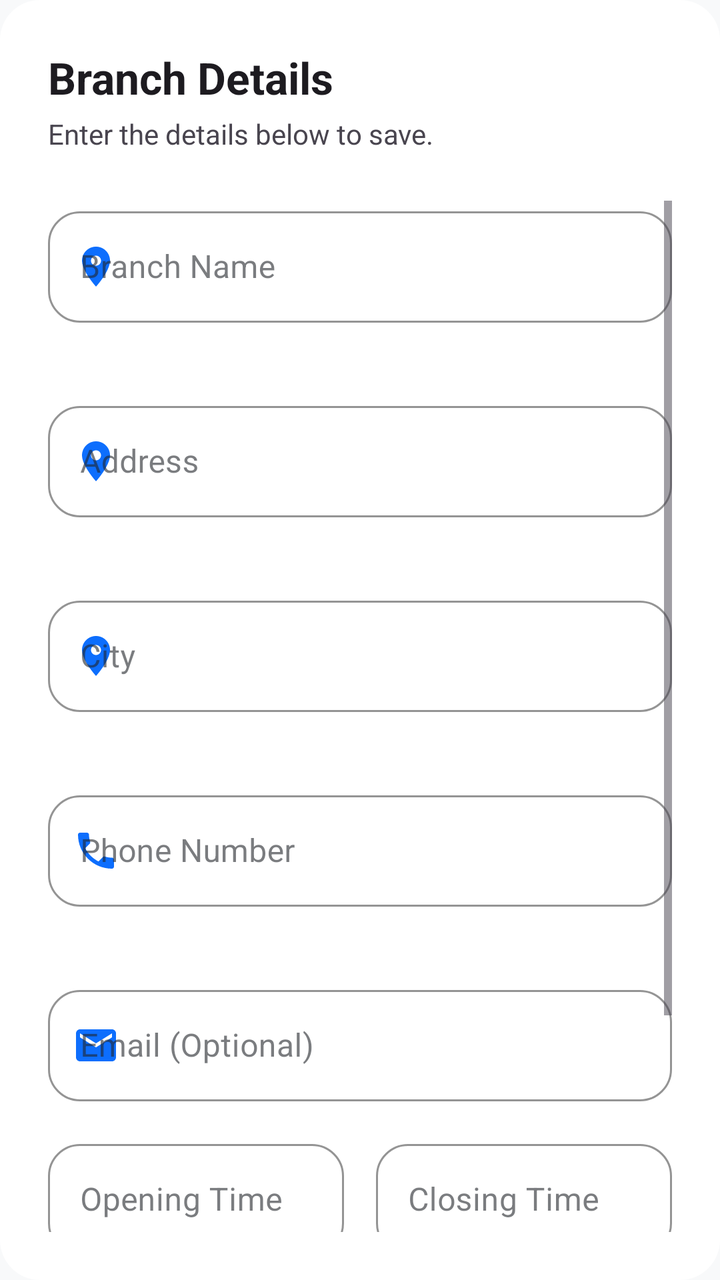
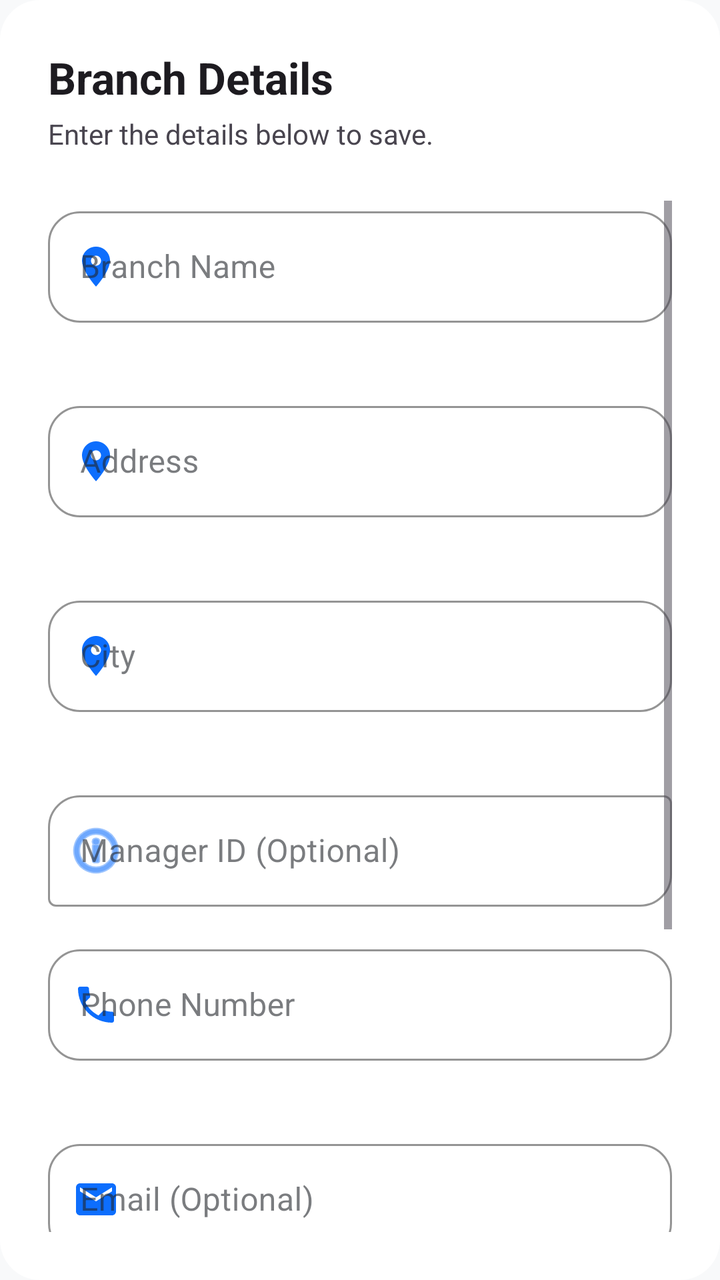

Two renders of the same Android screen: before a commit and after it. Below are the layout's source before the change and the commit's diff.
<!-- AndroidManifest.xml: application theme Theme.TECHFIX -->
<!-- res/layout/dialog_branch_form.xml -->
<?xml version="1.0" encoding="utf-8"?>
<LinearLayout xmlns:android="http://schemas.android.com/apk/res/android"
    xmlns:app="http://schemas.android.com/apk/res-auto"
    android:layout_width="match_parent"
    android:layout_height="wrap_content"
    android:orientation="vertical"
    android:padding="24dp"
    android:background="@drawable/bg_dialog">

    <TextView
        android:id="@+id/tv_form_title"
        android:layout_width="match_parent"
        android:layout_height="wrap_content"
        android:text="Branch Details"
        android:textSize="22sp"
        android:textStyle="bold"
        android:textColor="?android:attr/textColorPrimary"/>
        
    <TextView
        android:layout_width="match_parent"
        android:layout_height="wrap_content"
        android:text="Enter the details below to save."
        android:textSize="14sp"
        android:textColor="?android:attr/textColorSecondary"
        android:layout_marginTop="4dp"
        android:layout_marginBottom="24dp"/>

    <ScrollView android:layout_width="match_parent" android:layout_height="wrap_content"
        android:fillViewport="true">
        
        <LinearLayout
            android:layout_width="match_parent"
            android:layout_height="wrap_content"
            android:orientation="vertical">

            <com.google.android.material.textfield.TextInputLayout
                android:id="@+id/til_branch_name"
                style="@style/Widget.MaterialComponents.TextInputLayout.OutlinedBox"
                android:layout_width="match_parent"
                android:layout_height="wrap_content"
                android:layout_marginBottom="16dp"
                app:boxCornerRadiusTopStart="16dp"
                app:boxCornerRadiusTopEnd="16dp"
                app:boxCornerRadiusBottomStart="16dp"
                app:boxCornerRadiusBottomEnd="16dp"
                app:boxStrokeColor="?attr/colorPrimary"
                app:hintTextColor="?attr/colorPrimary"
                app:startIconDrawable="@drawable/ic_branch"
                app:startIconTint="?attr/colorPrimary"
                app:errorEnabled="true"
                android:hint="Branch Name"
                app:placeholderText="e.g., Downtown Fix">
                <com.google.android.material.textfield.TextInputEditText
                    android:id="@+id/et_branch_name"
                    android:layout_width="match_parent"
                    android:layout_height="wrap_content"
                    android:textColor="?android:attr/textColorPrimary"/>
            </com.google.android.material.textfield.TextInputLayout>

            <com.google.android.material.textfield.TextInputLayout
                android:id="@+id/til_branch_address"
                style="@style/Widget.MaterialComponents.TextInputLayout.OutlinedBox"
                android:layout_width="match_parent"
                android:layout_height="wrap_content"
                android:layout_marginBottom="16dp"
                app:boxCornerRadiusTopStart="16dp"
                app:boxCornerRadiusTopEnd="16dp"
                app:boxCornerRadiusBottomStart="16dp"
                app:boxCornerRadiusBottomEnd="16dp"
                app:boxStrokeColor="?attr/colorPrimary"
                app:hintTextColor="?attr/colorPrimary"
                app:startIconDrawable="@drawable/ic_location"
                app:startIconTint="?attr/colorPrimary"
                app:errorEnabled="true"
                android:hint="Address"
                app:placeholderText="e.g., 123 Tech Lane, Colombo">
                <com.google.android.material.textfield.TextInputEditText
                    android:id="@+id/et_branch_address"
                    android:layout_width="match_parent"
                    android:layout_height="wrap_content"
                    android:textColor="?android:attr/textColorPrimary"/>
            </com.google.android.material.textfield.TextInputLayout>
            
            <com.google.android.material.textfield.TextInputLayout
                android:id="@+id/til_branch_city"
                style="@style/Widget.MaterialComponents.TextInputLayout.OutlinedBox"
                android:layout_width="match_parent"
                android:layout_height="wrap_content"
                android:layout_marginBottom="16dp"
                app:boxCornerRadiusTopStart="16dp"
                app:boxCornerRadiusTopEnd="16dp"
                app:boxCornerRadiusBottomStart="16dp"
                app:boxCornerRadiusBottomEnd="16dp"
                app:boxStrokeColor="?attr/colorPrimary"
                app:hintTextColor="?attr/colorPrimary"
                app:startIconDrawable="@drawable/ic_location"
                app:startIconTint="?attr/colorPrimary"
                app:errorEnabled="true"
                android:hint="City"
                app:placeholderText="e.g., Colombo">
                <com.google.android.material.textfield.TextInputEditText
                    android:id="@+id/et_branch_city"
                    android:layout_width="match_parent"
                    android:layout_height="wrap_content"
                    android:textColor="?android:attr/textColorPrimary"/>
            </com.google.android.material.textfield.TextInputLayout>

            <com.google.android.material.textfield.TextInputLayout
                android:id="@+id/til_branch_phone"
                style="@style/Widget.MaterialComponents.TextInputLayout.OutlinedBox"
                android:layout_width="match_parent"
                android:layout_height="wrap_content"
                android:layout_marginBottom="16dp"
                app:boxCornerRadiusTopStart="16dp"
                app:boxCornerRadiusTopEnd="16dp"
                app:boxCornerRadiusBottomStart="16dp"
                app:boxCornerRadiusBottomEnd="16dp"
                app:boxStrokeColor="?attr/colorPrimary"
                app:hintTextColor="?attr/colorPrimary"
                app:startIconDrawable="@drawable/ic_phone"
                app:startIconTint="?attr/colorPrimary"
                app:errorEnabled="true"
                android:hint="Phone Number"
                app:placeholderText="e.g., +94 77 123 4567">
                <com.google.android.material.textfield.TextInputEditText
                    android:id="@+id/et_branch_phone"
                    android:layout_width="match_parent"
                    android:layout_height="wrap_content"
                    android:textColor="?android:attr/textColorPrimary"
                    android:inputType="phone"/>
            </com.google.android.material.textfield.TextInputLayout>

            <com.google.android.material.textfield.TextInputLayout
                android:id="@+id/til_branch_email"
                style="@style/Widget.MaterialComponents.TextInputLayout.OutlinedBox"
                android:layout_width="match_parent"
                android:layout_height="wrap_content"
                android:layout_marginBottom="16dp"
                app:boxCornerRadiusTopStart="16dp"
                app:boxCornerRadiusTopEnd="16dp"
                app:boxCornerRadiusBottomStart="16dp"
                app:boxCornerRadiusBottomEnd="16dp"
                app:boxStrokeColor="?attr/colorPrimary"
                app:hintTextColor="?attr/colorPrimary"
                app:startIconDrawable="@drawable/ic_email"
                app:startIconTint="?attr/colorPrimary"
                app:errorEnabled="false"
                android:hint="Email (Optional)"
                app:placeholderText="e.g., downtown@techfix.com">
                <com.google.android.material.textfield.TextInputEditText
                    android:id="@+id/et_branch_email"
                    android:layout_width="match_parent"
                    android:layout_height="wrap_content"
                    android:textColor="?android:attr/textColorPrimary"
                    android:inputType="textEmailAddress"/>
            </com.google.android.material.textfield.TextInputLayout>

            <LinearLayout
                android:layout_width="match_parent"
                android:layout_height="wrap_content"
                android:orientation="horizontal">
                
                <com.google.android.material.textfield.TextInputLayout
                    style="@style/Widget.MaterialComponents.TextInputLayout.OutlinedBox"
                    android:layout_width="0dp"
                    android:layout_weight="1"
                    android:layout_height="wrap_content"
                    android:layout_marginEnd="8dp"
                    android:layout_marginBottom="16dp"
                    app:boxCornerRadiusTopStart="16dp"
                    app:boxCornerRadiusTopEnd="16dp"
                    app:boxCornerRadiusBottomStart="16dp"
                    app:boxCornerRadiusBottomEnd="16dp"
                    app:boxStrokeColor="?attr/colorPrimary"
                    app:hintTextColor="?attr/colorPrimary"
                    android:hint="Opening Time"
                    app:placeholderText="09:00 AM">
                    <com.google.android.material.textfield.TextInputEditText
                        android:id="@+id/et_branch_opening"
                        android:layout_width="match_parent"
                        android:layout_height="wrap_content"
                        android:textColor="?android:attr/textColorPrimary"/>
                </com.google.android.material.textfield.TextInputLayout>

                <com.google.android.material.textfield.TextInputLayout
                    style="@style/Widget.MaterialComponents.TextInputLayout.OutlinedBox"
                    android:layout_width="0dp"
                    android:layout_weight="1"
                    android:layout_height="wrap_content"
                    android:layout_marginStart="8dp"
                    android:layout_marginBottom="16dp"
                    app:boxCornerRadiusTopStart="16dp"
                    app:boxCornerRadiusTopEnd="16dp"
                    app:boxCornerRadiusBottomStart="16dp"
                    app:boxCornerRadiusBottomEnd="16dp"
                    app:boxStrokeColor="?attr/colorPrimary"
                    app:hintTextColor="?attr/colorPrimary"
                    android:hint="Closing Time"
                    app:placeholderText="06:00 PM">
                    <com.google.android.material.textfield.TextInputEditText
                        android:id="@+id/et_branch_closing"
                        android:layout_width="match_parent"
                        android:layout_height="wrap_content"
                        android:textColor="?android:attr/textColorPrimary"/>
                </com.google.android.material.textfield.TextInputLayout>
            </LinearLayout>

            
            <TextView
                android:layout_width="wrap_content"
                android:layout_height="wrap_content"
                android:text="Location Coordinates"
                android:textSize="12sp"
                android:textColor="?android:attr/textColorSecondary"
                android:layout_marginBottom="8dp"/>
                
            <LinearLayout
                android:layout_width="match_parent"
                android:layout_height="wrap_content"
                android:orientation="horizontal">

                <com.google.android.material.textfield.TextInputLayout
                    style="@style/Widget.MaterialComponents.TextInputLayout.OutlinedBox"
                    android:layout_width="0dp"
                    android:layout_weight="1"
                    android:layout_height="wrap_content"
                    android:layout_marginEnd="8dp"
                    android:layout_marginBottom="24dp"
                    app:boxCornerRadiusTopStart="16dp"
                    app:boxCornerRadiusTopEnd="16dp"
                    app:boxCornerRadiusBottomStart="16dp"
                    app:boxCornerRadiusBottomEnd="16dp"
                    app:boxStrokeColor="?attr/colorPrimary"
                    app:hintTextColor="?attr/colorPrimary"
                    android:hint="Latitude"
                    app:placeholderText="6.9271">
                    <com.google.android.material.textfield.TextInputEditText
                        android:id="@+id/et_branch_lat"
                        android:layout_width="match_parent"
                        android:layout_height="wrap_content"
                        android:textColor="?android:attr/textColorPrimary"
                        android:inputType="numberDecimal|numberSigned"/>
                </com.google.android.material.textfield.TextInputLayout>

                <com.google.android.material.textfield.TextInputLayout
                    style="@style/Widget.MaterialComponents.TextInputLayout.OutlinedBox"
                    android:layout_width="0dp"
                    android:layout_weight="1"
                    android:layout_height="wrap_content"
                    android:layout_marginStart="8dp"
                    android:layout_marginBottom="24dp"
                    app:boxCornerRadiusTopStart="16dp"
                    app:boxCornerRadiusTopEnd="16dp"
                    app:boxCornerRadiusBottomStart="16dp"
                    app:boxCornerRadiusBottomEnd="16dp"
                    app:boxStrokeColor="?attr/colorPrimary"
                    app:hintTextColor="?attr/colorPrimary"
                    android:hint="Longitude"
                    app:placeholderText="79.8612">
                    <com.google.android.material.textfield.TextInputEditText
                        android:id="@+id/et_branch_lng"
                        android:layout_width="match_parent"
                        android:layout_height="wrap_content"
                        android:textColor="?android:attr/textColorPrimary"
                        android:inputType="numberDecimal|numberSigned"/>
                </com.google.android.material.textfield.TextInputLayout>
            </LinearLayout>

        </LinearLayout>
    </ScrollView>

    <LinearLayout
        android:layout_width="match_parent"
        android:layout_height="wrap_content"
        android:orientation="horizontal"
        android:layout_marginTop="8dp"
        android:gravity="end">

        <com.google.android.material.button.MaterialButton
            android:id="@+id/btn_delete"
            style="@style/Widget.MaterialComponents.Button.TextButton"
            android:layout_width="wrap_content"
            android:layout_height="wrap_content"
            android:text="Delete"
            android:textColor="@color/status_error"
            android:visibility="gone"/>

        <Space
            android:layout_width="0dp"
            android:layout_height="wrap_content"
            android:layout_weight="1"/>

        <com.google.android.material.button.MaterialButton
            android:id="@+id/btn_cancel"
            style="@style/Widget.MaterialComponents.Button.TextButton"
            android:layout_width="wrap_content"
            android:layout_height="wrap_content"
            android:text="Cancel"
            android:textColor="?android:attr/textColorSecondary"
            android:layout_marginEnd="16dp"/>

        <com.google.android.material.button.MaterialButton
            android:id="@+id/btn_save"
            android:layout_width="wrap_content"
            android:layout_height="wrap_content"
            android:text="Save Details"
            android:textColor="?attr/colorOnPrimary"
            app:cornerRadius="12dp"
            android:paddingStart="24dp"
            android:paddingEnd="24dp"
            app:backgroundTint="?attr/colorPrimary"/>
    </LinearLayout>

</LinearLayout>
<!-- resources referenced by this layout -->
<resources>
  <color name="status_error">#DC3545</color>
  <!-- drawable bg_dialog (drawable) -->
  <?xml version="1.0" encoding="utf-8"?>
  <shape xmlns:android="http://schemas.android.com/apk/res/android"
      android:shape="rectangle">
      <solid android:color="@color/app_surface" />
      <corners android:radius="20dp" />
  </shape>
  <!-- drawable ic_email (drawable) -->
  <vector xmlns:android="http://schemas.android.com/apk/res/android"
      android:width="24dp"
      android:height="24dp"
      android:viewportWidth="24"
      android:viewportHeight="24"
      android:tint="#757575">
    <path
        android:fillColor="@android:color/white"
        android:pathData="M20,4H4C2.9,4 2.01,4.9 2.01,6L2,18c0,1.1 0.9,2 2,2h16c1.1,0 2,-0.9 2,-2V6C22,4.9 21.1,4 20,4zM20,8l-8,5 -8,-5V6l8,5 8,-5V8z"/>
  </vector>
  <color name="app_surface">#FFFFFF</color>
  <color name="app_background">#F8F9FA</color>
  <color name="app_surface_variant">#E9ECEF</color>
  <color name="app_text_primary">#212529</color>
  <color name="app_text_secondary">#6C757D</color>
  <color name="app_primary">#0D6EFD</color>
  <color name="app_primary_variant">#0A58CA</color>
  <color name="white">#FFFFFF</color>
  <color name="app_secondary">#6C757D</color>
  <style name="Widget.App.CardView" parent="Widget.Material3.CardView.Elevated">
          <item name="cardElevation">0dp</item>
          <item name="cardBackgroundColor">@color/app_surface</item>
          <item name="strokeWidth">1dp</item>
          <item name="strokeColor">@color/card_border</item>
          <item name="shapeAppearanceOverlay">@style/ShapeAppearance.App.LargeComponent</item>
      </style>
  <style name="Theme.App.BottomSheetDialog" parent="Theme.Material3.DayNight.BottomSheetDialog">
          <item name="bottomSheetStyle">@style/Widget.App.BottomSheet</item>
      </style>
  <style name="Widget.App.Button" parent="Widget.Material3.Button">
          <item name="shapeAppearanceOverlay">@style/ShapeAppearance.App.SmallComponent</item>
          <item name="android:paddingTop">14dp</item>
          <item name="android:paddingBottom">14dp</item>
          <item name="android:fontFamily">sans-serif-medium</item>
      </style>
  <style name="Widget.App.BottomNavigationView" parent="Widget.Material3.BottomNavigationView">
          <item name="backgroundTint">@color/app_surface</item>
          <item name="itemIconTint">@color/bottom_nav_color</item>
          <item name="itemTextColor">@color/bottom_nav_color</item>
          <item name="elevation">8dp</item>
      </style>
  <color name="card_border">#DEE2E6</color>
  <style name="ShapeAppearance.App.LargeComponent" parent="ShapeAppearance.Material3.LargeComponent">
          <item name="cornerFamily">rounded</item>
          <item name="cornerSize">20dp</item>
      </style>
  <style name="Widget.App.BottomSheet" parent="Widget.Material3.BottomSheet">
          <item name="backgroundTint">@color/app_surface</item>
          <item name="shapeAppearanceOverlay">@style/ShapeAppearance.App.BottomSheet</item>
      </style>
  <style name="ShapeAppearance.App.SmallComponent" parent="ShapeAppearance.Material3.SmallComponent">
          <item name="cornerFamily">rounded</item>
          <item name="cornerSize">14dp</item>
      </style>
  <style name="ShapeAppearance.App.BottomSheet" parent="ShapeAppearance.Material3.LargeComponent">
          <item name="cornerFamily">rounded</item>
          <item name="cornerSizeTopRight">28dp</item>
          <item name="cornerSizeTopLeft">28dp</item>
          <item name="cornerSizeBottomRight">0dp</item>
          <item name="cornerSizeBottomLeft">0dp</item>
      </style>
  <!-- unchanged entries left out for length: 4 -->
</resources>

<!-- the commit's change to res/layout/dialog_branch_form.xml (unified diff, before → after) -->
@@ -103,6 +103,27 @@
                     android:layout_width="match_parent"
                     android:layout_height="wrap_content"
                     android:textColor="?android:attr/textColorPrimary"/>
+            </com.google.android.material.textfield.TextInputLayout>
+
+            <com.google.android.material.textfield.TextInputLayout
+                android:id="@+id/til_manager_id"
+                style="@style/Widget.MaterialComponents.TextInputLayout.OutlinedBox"
+                android:layout_width="match_parent"
+                android:layout_height="wrap_content"
+                android:layout_marginBottom="16dp"
+                app:boxCornerRadiusTopStart="16dp"
+                app:boxCornerRadiusBottomEnd="16dp"
+                app:boxStrokeColor="?attr/colorPrimary"
+                app:hintTextColor="?attr/colorPrimary"
+                app:startIconDrawable="@android:drawable/ic_menu_info_details"
+                app:startIconTint="?attr/colorPrimary"
+                android:hint="Manager ID (Optional)">
+                <com.google.android.material.textfield.TextInputEditText
+                    android:id="@+id/et_manager_id"
+                    android:layout_width="match_parent"
+                    android:layout_height="wrap_content"
+                    android:textColor="?android:attr/textColorPrimary"
+                    android:inputType="text"/>
             </com.google.android.material.textfield.TextInputLayout>
 
             <com.google.android.material.textfield.TextInputLayout
